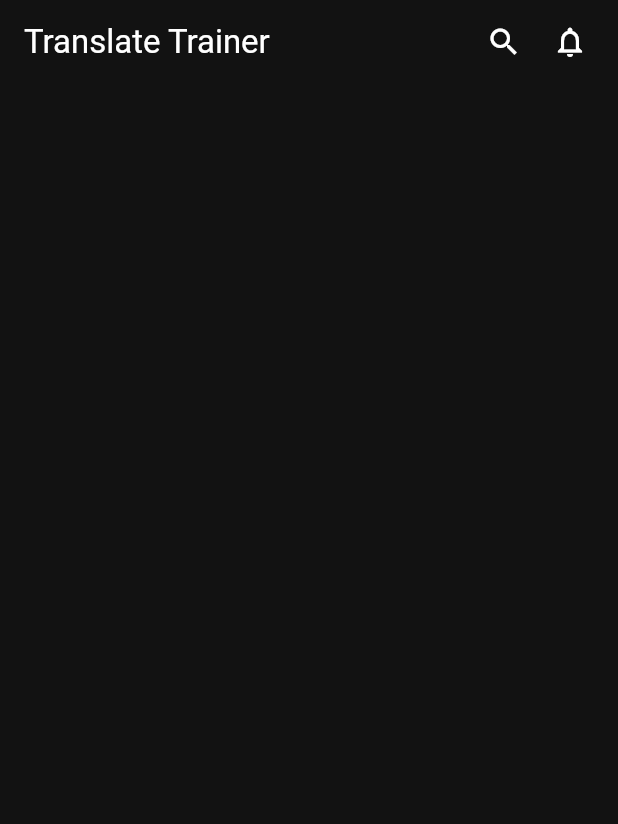
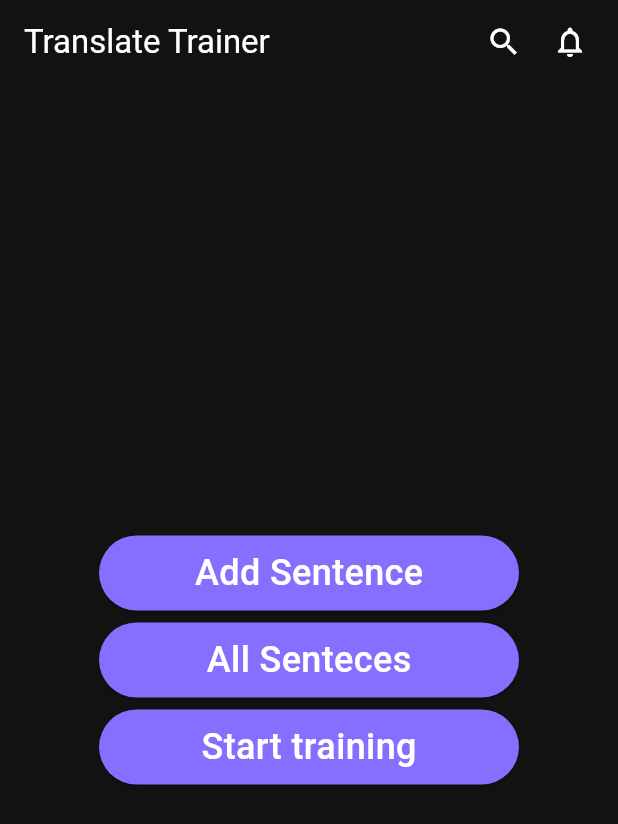
Before and after one commit to ana-znv/translate_trainer, a Flutter app: the screen it shows after launch, on a phone screen of 412 x 824 dp. Shown: the top 824 px of the screen. Run offline on Flutter 3.47's test engine with Material 3 defaults, Android fonts, the phone set to English and light mode, and no system bars.

Commit message:
created body with 3 buttons

```diff
--- a/lib/main.dart
+++ b/lib/main.dart
@@ -12,6 +12,13 @@ class TranslateTrainer extends StatelessWidget {
     return MaterialApp(
       title: 'Flutter Demo',
       theme: ThemeData(
+        textTheme: TextTheme(
+          bodyMedium: TextStyle(
+            color: Colors.white,
+            fontSize: 24,
+            fontWeight: FontWeight.w500,
+          ),
+        ),
         colorScheme: ColorScheme.fromSeed(seedColor: Colors.black),
         scaffoldBackgroundColor: const Color.fromARGB(255, 18, 18, 18),
       ),
@@ -28,8 +35,13 @@ class MainPage extends StatefulWidget {
 }
 
 class _MainPageState extends State<MainPage> {
+  WidgetStateProperty<Color> buttonBackgroundColor = WidgetStateProperty.all(
+    Color.fromARGB(255, 134, 110, 254),
+  );
+
   @override
   Widget build(BuildContext context) {
+    final theme = Theme.of(context);
     return Scaffold(
       appBar: AppBar(
         backgroundColor: const Color.fromARGB(255, 18, 18, 18),
@@ -42,6 +54,54 @@ class _MainPageState extends State<MainPage> {
         ],
         centerTitle: false,
       ),
+      body: Center(
+        child: Column(
+          mainAxisAlignment: MainAxisAlignment.center,
+          children: <Widget>[
+            SizedBox(
+              height: 50,
+              width: 280,
+              child: ElevatedButton(
+                onPressed: () {},
+                style: ButtonStyle(
+                  backgroundColor: buttonBackgroundColor,
+                  foregroundColor: WidgetStateProperty.all(Colors.amber),
+                ),
+                child: Text("Add Sentence", style: theme.textTheme.bodyMedium),
+              ),
+            ),
+            Padding(padding: EdgeInsets.symmetric(vertical: 4)),
+            SizedBox(
+              height: 50,
+              width: 280,
+              child: ElevatedButton(
+                onPressed: () {},
+                style: ButtonStyle(
+                  backgroundColor: buttonBackgroundColor,
+                  foregroundColor: WidgetStateProperty.all(Colors.amber),
+                ),
+                child: Text("All Senteces", style: theme.textTheme.bodyMedium),
+              ),
+            ),
+            Padding(padding: EdgeInsets.symmetric(vertical: 4)),
+            SizedBox(
+              height: 50,
+              width: 280,
+              child: ElevatedButton(
+                onPressed: () {},
+                style: ButtonStyle(
+                  backgroundColor: buttonBackgroundColor,
+                  foregroundColor: WidgetStateProperty.all(Colors.amber),
+                ),
+                child: Text(
+                  "Start training",
+                  style: theme.textTheme.bodyMedium,
+                ),
+              ),
+            ),
+          ],
+        ),
+      ),
     );
   }
 }
```
